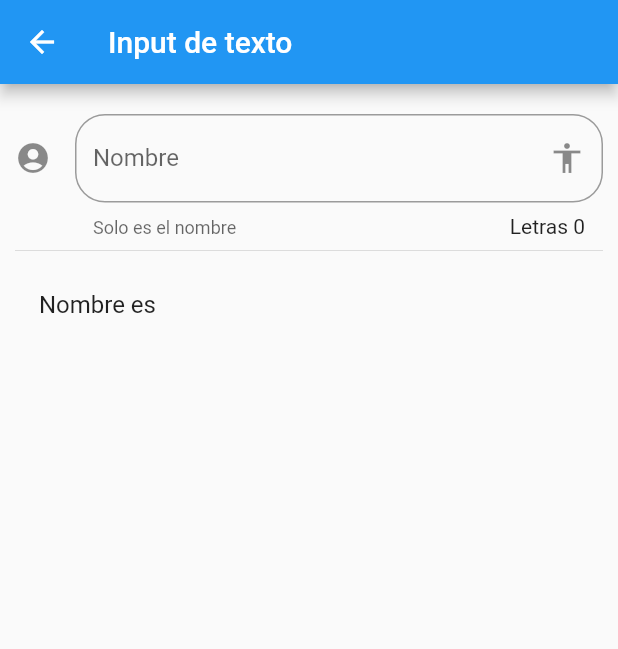
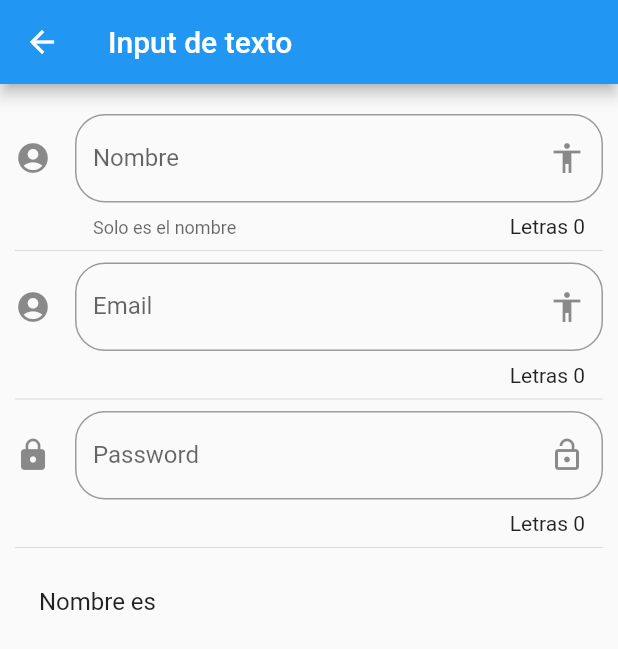
Before and after one commit to rickymuvel/2-flutter-components, a Flutter app: the InputPage screen opened by its route, on a phone screen of 412 x 824 dp. Shown: the top 649 px of the screen. Run offline on Flutter 3.47's test engine with Material 2 defaults, Android fonts, the phone set to English and light mode, and no system bars.

Commit message:
Email y password fields

```diff
--- a/lib/src/pages/input_page.dart
+++ b/lib/src/pages/input_page.dart
@@ -8,6 +8,8 @@ class InputPage extends StatefulWidget {
 class _InputPageState extends State<InputPage> {
 
   String _nombre = '';
+  String _email = '';
+  String _password = '';
 
   @override
   Widget build(BuildContext context) {
@@ -19,6 +21,10 @@ class _InputPageState extends State<InputPage> {
         padding: EdgeInsets.symmetric(horizontal: 10.0, vertical: 20.0),
         children: <Widget>[
           _crearInput(),
+          Divider(),
+          _crearEmail(),
+          Divider(),
+          _crearPassword(),
           Divider(),
           _crearPersona(),
         ],
@@ -37,7 +43,6 @@ class _InputPageState extends State<InputPage> {
         helperText: 'Solo es el nombre',
         suffixIcon: Icon(Icons.accessibility),
         icon: Icon(Icons.account_circle),
-        // prefixIcon: Icon(Icons.person_add),
         border: OutlineInputBorder(
           borderRadius: BorderRadius.circular(20.0)
         )
@@ -55,4 +60,46 @@ class _InputPageState extends State<InputPage> {
       title: Text('Nombre es $_nombre')
     );
   }
+
+  Widget _crearEmail() {
+    return TextField(
+      keyboardType: TextInputType.emailAddress,
+      decoration: InputDecoration(
+        counter: Text('Letras ${_email.length}'),
+        hintText: 'Email de la persona',
+        labelText: 'Email',
+        suffixIcon: Icon(Icons.accessibility),
+        icon: Icon(Icons.account_circle),
+        border: OutlineInputBorder(
+          borderRadius: BorderRadius.circular(20.0)
+        ),
+      ),
+      onChanged: (valor) {
+        setState(() {
+          _email = valor;
+        });
+      },
+    );
+  }
+
+  Widget _crearPassword() {
+    return TextField(
+      obscureText: true,
+      decoration: InputDecoration(
+        counter: Text('Letras ${_password.length}'),
+        hintText: 'Password',
+        labelText: 'Password',
+        suffixIcon: Icon(Icons.lock_open),
+        icon: Icon(Icons.lock),
+        border: OutlineInputBorder(
+          borderRadius: BorderRadius.circular(20.0)
+        ),
+      ),
+      onChanged: (valor) {
+        setState(() {
+          _email = valor;
+        });
+      },
+    );
+  }
 }
```
